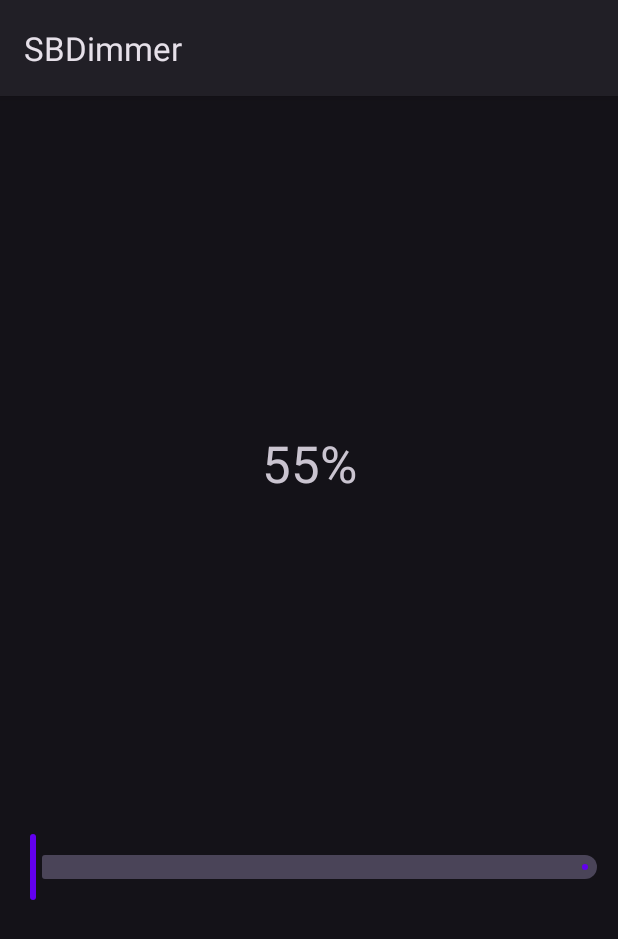
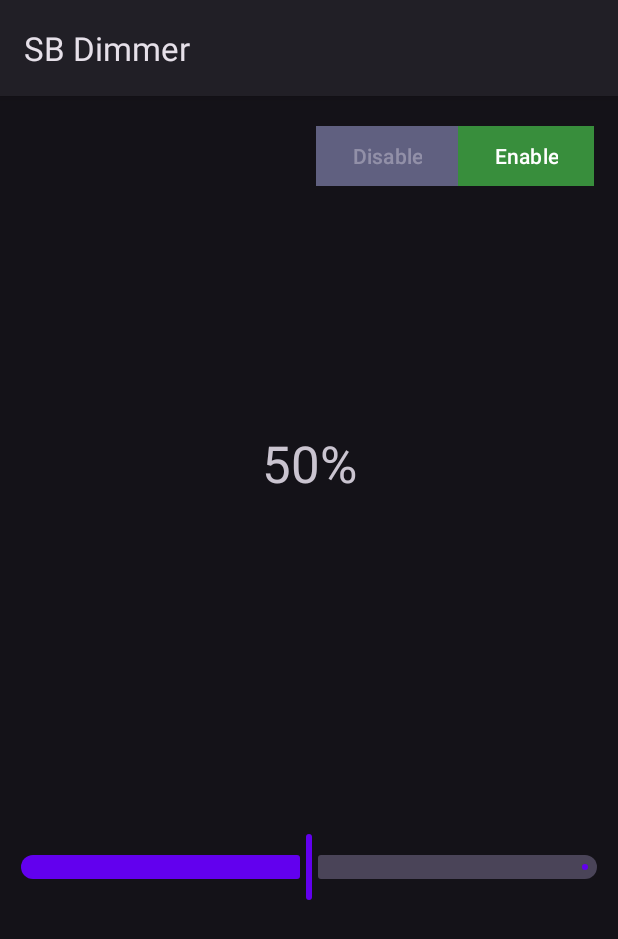
Before and after one commit to ulibte/SBDimmer, an Android app: the screen it shows after launch (MainActivity), on a phone screen of 412 x 824 dp. Shown: the top 939 px of the screen. Run offline under Robolectric (Android 15) with nearby library versions, the phone set to English and light mode, and no system bars; our stand-ins replace Dagger/Hilt's generated code.

Commit message:
enable button

```diff
--- a/app/src/main/java/com/outlook/ulibte/sbdimmer/MainActivity.kt
+++ b/app/src/main/java/com/outlook/ulibte/sbdimmer/MainActivity.kt
@@ -1,39 +1,81 @@
 package com.outlook.ulibte.sbdimmer
 
+import android.content.Intent
 import android.os.Bundle
+import android.provider.Settings
+import android.widget.Button
 import android.widget.TextView
 import androidx.activity.viewModels
 import androidx.appcompat.app.AppCompatActivity
+import androidx.core.content.ContextCompat
 import com.google.android.material.slider.Slider
-import com.outlook.ulibte.sbdimmer.data.SharedPreferenceSBDimmer
 import com.outlook.ulibte.sbdimmer.viewmodels.MainViewModel
 import dagger.hilt.android.AndroidEntryPoint
-import javax.inject.Inject
+
 
 @AndroidEntryPoint
 class MainActivity : AppCompatActivity() {
-    @Inject lateinit var sbDimmerPref: SharedPreferenceSBDimmer
     private val viewModel: MainViewModel by viewModels()
+
+    private val tvShowDimNumber: TextView by lazy {
+        findViewById(R.id.tvShowDimNumber)
+    }
+    private val dimmerSlider: Slider by lazy {
+        findViewById(R.id.dimmerSlider)
+    }
+    private val buttonOn: Button by lazy {
+        findViewById(R.id.buttonOn)
+    }
+    private val buttonOff: Button by lazy {
+        findViewById(R.id.buttonOff)
+    }
 
     override fun onCreate(savedInstanceState: Bundle?) {
         super.onCreate(savedInstanceState)
         setContentView(R.layout.activity_main)
 
-        val tvShowDimNumber: TextView = findViewById(R.id.tvShowDimNumber)
-        val dimmerSlider: Slider = findViewById(R.id.dimmerSlider)
+        buttonOn.setOnClickListener { goToAccessibilitySettings() }
+        buttonOff.setOnClickListener { goToAccessibilitySettings() }
 
         viewModel.dimAmount.observe(this){
-            val value: Float = it * 111
-            if(value > 99.88F){
-                tvShowDimNumber.text = "100%"
-            }else{
-                tvShowDimNumber.text = "${value.toInt()}%"
-            }
+            // max_dimmer is 0.8 and to make it pretty I convert to 100
+            val value: Float = it * 125 // 0.8 * 125 == 100%
+            tvShowDimNumber.text = "${value.toInt()}%"
         }
 
+        dimmerSlider.valueTo = viewModel.maxDimmerValue
+        dimmerSlider.value = viewModel.dimAmount.value ?: (viewModel.maxDimmerValue / 2F)
         dimmerSlider.addOnChangeListener { _, value, _ ->
             viewModel.setDimer(value)
         }
+    }
 
+    override fun onResume() {
+        super.onResume()
+        setButtonsStatus(viewModel.dimStatus, buttonOn, buttonOff)
+    }
+
+    private fun goToAccessibilitySettings(){
+        val intent = Intent(Settings.ACTION_ACCESSIBILITY_SETTINGS)
+        startActivity(intent)
+    }
+
+    private fun setButtonsStatus(status: Boolean,
+                                 buttonOn: Button,
+                                 buttonOff: Button){
+        when(status){
+            true -> {
+                buttonOn.isEnabled = false
+                buttonOn.backgroundTintList = ContextCompat.getColorStateList(this, R.color.grey)
+                buttonOff.isEnabled = true
+                buttonOff.backgroundTintList = ContextCompat.getColorStateList(this, R.color.red)
+            }
+            else -> {
+                buttonOn.isEnabled = true
+                buttonOn.backgroundTintList = ContextCompat.getColorStateList(this, R.color.green)
+                buttonOff.isEnabled = false
+                buttonOff.backgroundTintList = ContextCompat.getColorStateList(this, R.color.grey)
+            }
+        }
     }
 }
--- /dev/null
+++ b/app/src/main/java/com/outlook/ulibte/sbdimmer/data/MySharedPreference.kt
@@ -0,0 +1,24 @@
+package com.outlook.ulibte.sbdimmer.data
+
+import android.content.Context
+import android.content.SharedPreferences
+import dagger.hilt.android.qualifiers.ApplicationContext
+
+import javax.inject.Inject
+
+const val DIM_AMOUNT = "DIM_AMOUNT"
+const val RUNNING_STATUS = "RUNNING_STATUS"
+
+class MySharedPreference @Inject constructor(@ApplicationContext appContext: Context){
+    private var mySharedPreference: SharedPreferences =
+        appContext.getSharedPreferences("SBDIMMER_PREF", Context.MODE_PRIVATE)
+
+    var dimAmount: Float
+        get() = mySharedPreference.getFloat(DIM_AMOUNT, 0.4f)
+        set(value) = mySharedPreference.edit().putFloat(DIM_AMOUNT, value).apply()
+
+    var runningStatus: Boolean
+        get() = mySharedPreference.getBoolean(RUNNING_STATUS, false)
+        set(value) = mySharedPreference.edit().putBoolean(RUNNING_STATUS, value).apply()
+
+}
--- a/app/src/main/java/com/outlook/ulibte/sbdimmer/data/SharedPreferenceSBDimmer.kt
+++ /dev/null
@@ -1,31 +0,0 @@
-package com.outlook.ulibte.sbdimmer.data
-
-import android.content.Context
-import android.content.SharedPreferences
-import dagger.hilt.android.qualifiers.ApplicationContext
-
-import javax.inject.Inject
-
-class SharedPreferenceSBDimmer @Inject constructor(@ApplicationContext appContext: Context){
-    private var sharedPreferenceNBDimmer: SharedPreferences =
-        appContext.getSharedPreferences("SBDIMMER_PREF", Context.MODE_PRIVATE)
-
-
-    private fun getValue(prop: String, def: Float): Float {
-        return sharedPreferenceNBDimmer.getFloat(prop, def)
-    }
-
-    private fun setValue(key:String, value: Float){
-        sharedPreferenceNBDimmer.edit().putFloat(key, value).apply()
-    }
-
-    fun getDimAmount(): Float {
-        return getValue("dimAmount", 0.5f)
-    }
-
-    fun setDimAmount(value: Float){
-        setValue("dimAmount", value)
-    }
-
-
-}
--- a/app/src/main/java/com/outlook/ulibte/sbdimmer/viewmodels/MainViewModel.kt
+++ b/app/src/main/java/com/outlook/ulibte/sbdimmer/viewmodels/MainViewModel.kt
@@ -1,23 +1,33 @@
 package com.outlook.ulibte.sbdimmer.viewmodels
 
-import android.util.Log
 import androidx.lifecycle.LiveData
 import androidx.lifecycle.MutableLiveData
 import androidx.lifecycle.ViewModel
-import com.outlook.ulibte.sbdimmer.data.SharedPreferenceSBDimmer
+import com.outlook.ulibte.sbdimmer.data.MySharedPreference
 import dagger.hilt.android.lifecycle.HiltViewModel
 import javax.inject.Inject
 import kotlin.math.abs
 
 @HiltViewModel
-class MainViewModel @Inject constructor(private val sharedPreference: SharedPreferenceSBDimmer): ViewModel() {
-    private val _dimAmount = MutableLiveData<Float>(sharedPreference.getDimAmount())
+class MainViewModel @Inject constructor(
+    private val sharedPreference: MySharedPreference
+): ViewModel() {
+
+    val maxDimmerValue: Float = 0.8F
+
+    private val _dimAmount = MutableLiveData(invertDimValue(sharedPreference.dimAmount))
     val dimAmount: LiveData<Float>
         get() = _dimAmount
 
+    val dimStatus: Boolean
+        get() = sharedPreference.runningStatus
+
     fun setDimer(number: Float){
-        val invertedNumber: Float = abs(number - 0.9F)
-        sharedPreference.setDimAmount(invertedNumber)
+        val invertedNumber: Float = invertDimValue(number)
+        sharedPreference.dimAmount = invertedNumber
         _dimAmount.value = number
     }
+
+    private fun invertDimValue(number: Float) = abs(number - maxDimmerValue)
+
 }
--- a/app/src/main/res/layout/activity_main.xml
+++ b/app/src/main/res/layout/activity_main.xml
@@ -21,15 +21,37 @@
         android:id="@+id/dimmerSlider"
         android:layout_width="wrap_content"
         android:layout_height="wrap_content"
+        android:contentDescription="@string/slider_that_dims_the_screen"
         android:valueFrom="0.0"
-        android:valueTo="0.9"
         app:labelBehavior="gone"
         app:layout_constraintBottom_toBottomOf="parent"
         app:layout_constraintEnd_toEndOf="parent"
         app:layout_constraintStart_toStartOf="parent"
-        app:layout_constraintTop_toBottomOf="@+id/tvShowDimNumber"
-        android:contentDescription="Slider that dims the screen"
-        />
+        app:layout_constraintTop_toBottomOf="@+id/tvShowDimNumber" />
+
+    <Button
+        android:id="@+id/buttonOff"
+        android:layout_width="wrap_content"
+        android:layout_height="wrap_content"
+        android:backgroundTint="@color/red"
+        android:text="@string/disable"
+        app:cornerRadius="0dp"
+        app:layout_constraintBottom_toBottomOf="@+id/buttonOn"
+        app:layout_constraintEnd_toStartOf="@+id/buttonOn"
+        app:layout_constraintTop_toTopOf="@+id/buttonOn" />
+
+    <Button
+        android:id="@+id/buttonOn"
+        android:layout_width="wrap_content"
+        android:layout_height="wrap_content"
+        android:layout_marginTop="16dp"
+        android:layout_marginEnd="16dp"
+        android:backgroundTint="@color/green"
+        android:text="@string/enable"
+
+        app:cornerRadius="0dp"
+        app:layout_constraintEnd_toEndOf="parent"
+        app:layout_constraintTop_toTopOf="parent" />
 
 
 </androidx.constraintlayout.widget.ConstraintLayout>
--- a/app/src/main/res/values/colors.xml
+++ b/app/src/main/res/values/colors.xml
@@ -8,4 +8,6 @@
     <color name="black">#FF000000</color>
     <color name="white">#FFFFFFFF</color>
     <color name="grey">#606080</color>
+    <color name="red">#D32F2F</color>
+    <color name="green">#388E3C</color>
 </resources>
--- a/app/src/main/res/values/strings.xml
+++ b/app/src/main/res/values/strings.xml
@@ -1,3 +1,6 @@
 <resources>
-    <string name="app_name">SBDimmer</string>
+    <string name="app_name">SB Dimmer</string>
+    <string name="disable">Disable</string>
+    <string name="enable">Enable</string>
+    <string name="slider_that_dims_the_screen" translatable="false">Slider that dims the screen</string>
 </resources>
```
Also changed, not shown: app/src/main/java/com/outlook/ulibte/sbdimmer/data/AccessibilityServiceSBDimmer.kt (+9 -8 lines), 2 other files.
